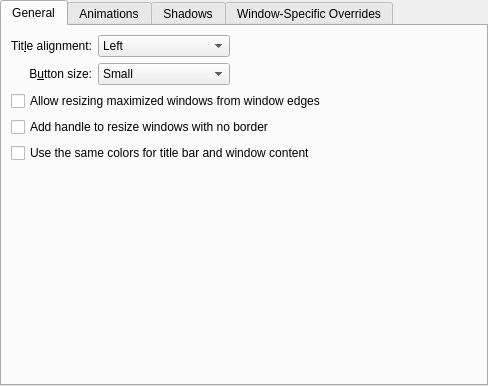
Old version of the form kdecoration/config/ui/oxygenconfigurationui.ui in the repository KDE/oxygen.
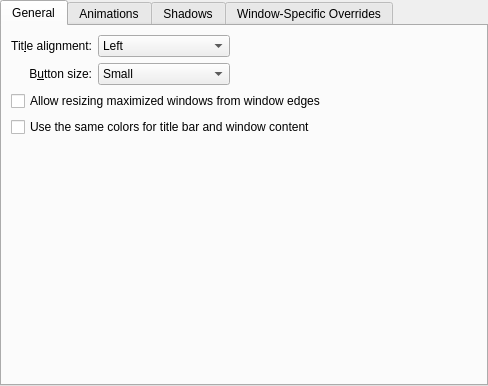
New version of the form. Custom widgets are drawn as their Qt base class.

The edit to the form file:
```diff
--- a/kdecoration/config/ui/oxygenconfigurationui.ui
+++ b/kdecoration/config/ui/oxygenconfigurationui.ui
@@ -111,13 +111,6 @@
          </property>
         </widget>
        </item>
-       <item row="3" column="0" colspan="3">
-        <widget class="QCheckBox" name="drawSizeGrip">
-         <property name="text">
-          <string>Add handle to resize windows with no border</string>
-         </property>
-        </widget>
-       </item>
        <item row="2" column="0" colspan="3">
         <widget class="QCheckBox" name="drawBorderOnMaximizedWindows">
          <property name="text">
```
